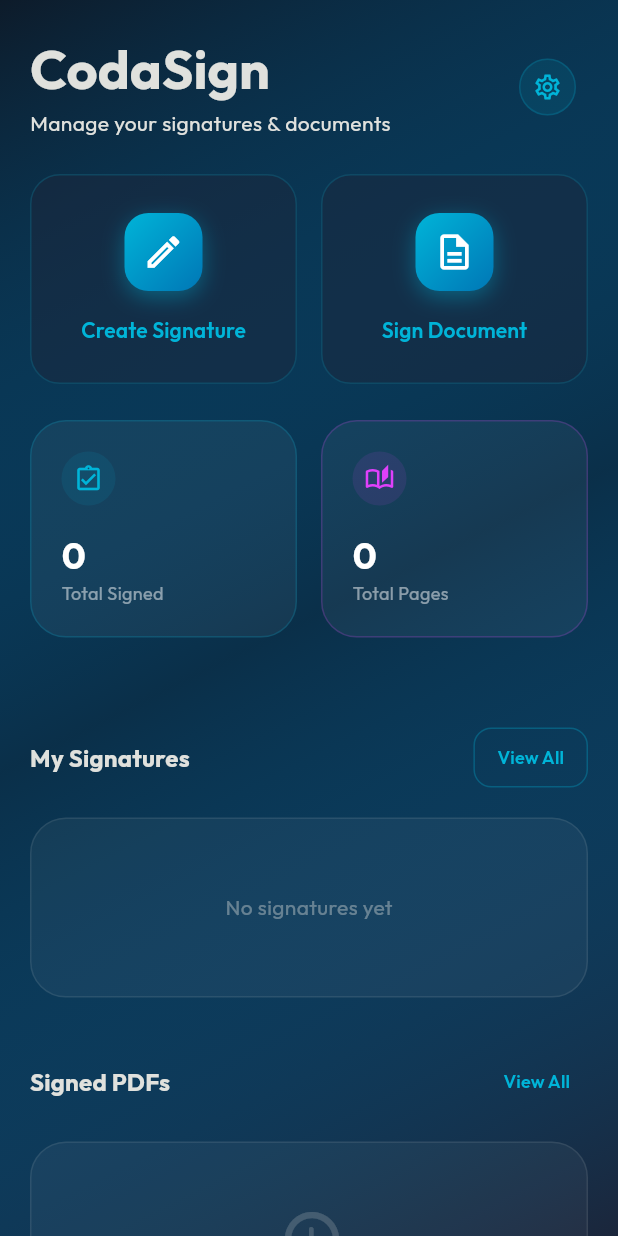
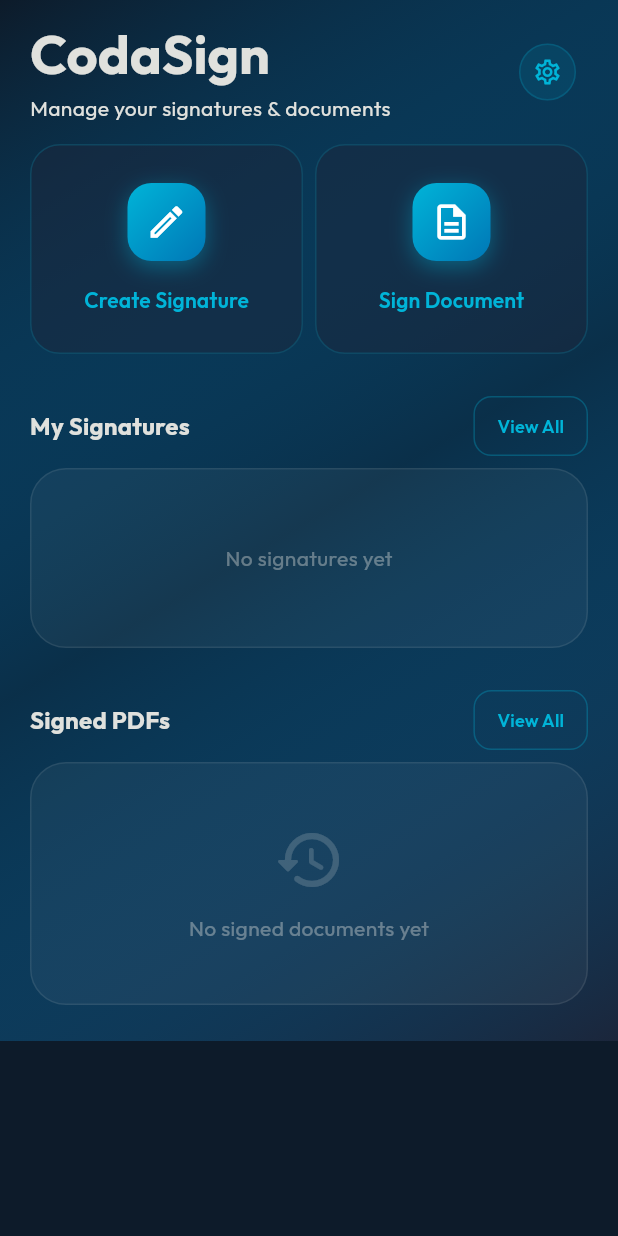
Before and after one commit to nabilban/codasign, a Flutter app: the screen it shows after launch, on a phone screen of 412 x 824 dp. Run offline on Flutter 3.47's test engine with Material 3 defaults, Android fonts, the phone set to English and light mode, and no system bars; our stand-ins replace bloc, dartz, file_picker, flutter_bloc, freezed_annotation, get_it and 3 more; missing offline and left inert: flutter_hsvcolor_picker, syncfusion_flutter_pdf, syncfusion_flutter_pdfviewer; generated files the repository leaves out were written again.

Commit message:
feat: Improve document display on home and library pages, including moving statistics and enhancing view all functionality.

```diff
--- a/lib/app/features/home/pages/home_page.dart
+++ b/lib/app/features/home/pages/home_page.dart
@@ -43,7 +43,6 @@ class HomePage extends StatelessWidget {
                 children: [
                   HeaderSection(),
                   QuickActionsSection(),
-                  StatsSection(),
                   SignaturesSection(),
                   DocumentsSection(),
                   SizedBox(height: 24),
--- a/lib/app/features/home/widgets/home_bottom_widgets.dart
+++ b/lib/app/features/home/widgets/home_bottom_widgets.dart
@@ -23,7 +23,10 @@ class StatsSection extends StatelessWidget {
     return BlocBuilder<SignedDocumentsCubit, SignedDocumentsState>(
       builder: (context, state) {
         final totalSigned = state.documents.length;
-        final totalPages = state.documents.length * 2;
+        final totalPages = state.documents.fold<int>(
+          0,
+          (sum, doc) => sum + doc.pageCount,
+        );
 
         return Padding(
           padding: const EdgeInsets.symmetric(vertical: 24),
@@ -118,7 +121,7 @@ class SignaturesSection extends StatelessWidget {
     return Column(
       crossAxisAlignment: CrossAxisAlignment.start,
       children: [
-        const SizedBox(height: 32),
+        const SizedBox(height: 24),
         Row(
           mainAxisAlignment: MainAxisAlignment.spaceBetween,
           children: [
@@ -162,7 +165,7 @@ class SignaturesSection extends StatelessWidget {
             ),
           ],
         ),
-        const SizedBox(height: 16),
+        const SizedBox(height: 4),
         BlocBuilder<SavedSignaturesCubit, SavedSignaturesState>(
           builder: (context, state) {
             if (state.isLoading) {
@@ -228,7 +231,7 @@ class _HomeSignatureCard extends StatelessWidget {
       onTap: () => SignaturePreviewDialog.show(context, signature),
       child: Container(
         width: 140,
-        margin: const EdgeInsets.only(right: 16),
+        margin: const EdgeInsets.only(right: 8),
         padding: const EdgeInsets.all(12),
         decoration: BoxDecoration(
           color: AppColors.surfaceAlpha,
@@ -283,7 +286,7 @@ class DocumentsSection extends StatelessWidget {
     return Column(
       crossAxisAlignment: CrossAxisAlignment.start,
       children: [
-        const SizedBox(height: 32),
+        const SizedBox(height: 24),
         Row(
           mainAxisAlignment: MainAxisAlignment.spaceBetween,
           children: [
@@ -294,19 +297,17 @@ class DocumentsSection extends StatelessWidget {
                 color: theme.colorScheme.onSurface,
               ),
             ),
-            TextButton(
-              onPressed: () {
-                final cubit = context.read<SignedDocumentsCubit>();
-                Navigator.push(
-                  context,
-                  MaterialPageRoute<void>(
-                    builder: (context) => BlocProvider.value(
-                      value: cubit,
-                      child: const SignedDocumentsLibraryPage(),
+            OutlinedButton(
+              onPressed: () => _navigateToLibrary(context),
+              style: OutlinedButton.styleFrom(
+                side: BorderSide(
+                  color: theme.colorScheme.primary.withValues(alpha: 0.3),
                 ),
+                shape: RoundedRectangleBorder(
+                  borderRadius: BorderRadius.circular(12),
                 ),
-                );
-              },
+                padding: const EdgeInsets.symmetric(horizontal: 16),
+              ),
               child: Text(
                 'View All',
                 style: TextStyle(
@@ -318,7 +319,7 @@ class DocumentsSection extends StatelessWidget {
             ),
           ],
         ),
-        const SizedBox(height: 16),
+        const SizedBox(height: 4),
         BlocBuilder<SignedDocumentsCubit, SignedDocumentsState>(
           builder: (context, state) {
             if (state.isLoading) {
@@ -329,20 +330,84 @@ class DocumentsSection extends StatelessWidget {
               return _buildDocEmptyState(context);
             }
 
-            return ListView.separated(
+            final totalCount = state.documents.length;
+            const maxVisible = 3;
+            final visibleCount = totalCount > maxVisible
+                ? maxVisible
+                : totalCount;
+            final remainingCount = totalCount - visibleCount;
+
+            return Column(
+              children: [
+                ListView.separated(
                   shrinkWrap: true,
                   physics: const NeverScrollableScrollPhysics(),
-              itemCount: state.documents.length > 3
-                  ? 3
-                  : state.documents.length,
-              separatorBuilder: (context, index) => const SizedBox(height: 12),
+                  itemCount: visibleCount,
+                  separatorBuilder: (context, index) =>
+                      const SizedBox(height: 8),
                   itemBuilder: (context, index) {
-                return _SignedDocumentCard(document: state.documents[index]);
+                    return _SignedDocumentCard(
+                      document: state.documents[index],
+                    );
                   },
+                ),
+                if (remainingCount > 0) ...[
+                  const SizedBox(height: 8),
+                  GestureDetector(
+                    onTap: () => _navigateToLibrary(context),
+                    child: Container(
+                      width: double.infinity,
+                      padding: const EdgeInsets.symmetric(
+                        vertical: 14,
+                      ),
+                      decoration: BoxDecoration(
+                        color: AppColors.surfaceAlpha,
+                        borderRadius: BorderRadius.circular(16),
+                        border: Border.all(
+                          color: theme.colorScheme.primary.withValues(
+                            alpha: 0.2,
+                          ),
+                        ),
+                      ),
+                      child: Row(
+                        mainAxisAlignment: MainAxisAlignment.center,
+                        children: [
+                          Icon(
+                            Icons.add_rounded,
+                            color: theme.colorScheme.primary,
+                            size: 18,
+                          ),
+                          const SizedBox(width: 6),
+                          Text(
+                            '$remainingCount more entries',
+                            style: theme.textTheme.labelMedium?.copyWith(
+                              color: theme.colorScheme.primary,
+                              fontWeight: FontWeight.w600,
+                            ),
+                          ),
+                        ],
+                      ),
+                    ),
+                  ),
+                ],
+              ],
             );
           },
         ),
       ],
+    );
+  }
+
+  void _navigateToLibrary(BuildContext context) {
+    final cubit = context.read<SignedDocumentsCubit>();
+    Navigator.push(
+      context,
+      MaterialPageRoute<void>(
+        builder: (context) => BlocProvider.value(
+          value: cubit,
+          child: const SignedDocumentsLibraryPage(),
+        ),
+      ),
     );
   }
 
@@ -399,24 +464,36 @@ class _SignedDocumentCard extends StatelessWidget {
       child: Container(
         padding: const EdgeInsets.all(16),
         decoration: BoxDecoration(
-          color: Colors.white.withValues(alpha: 0.05),
+          color: AppColors.surfaceAlpha,
           borderRadius: BorderRadius.circular(20),
           border: Border.all(
-            color: Colors.white.withValues(alpha: 0.1),
+            color: theme.colorScheme.primary.withValues(alpha: 0.15),
           ),
         ),
         child: Row(
           children: [
+            // Gradient icon matching QuickActionCard style
             Container(
-              padding: const EdgeInsets.all(12),
+              padding: const EdgeInsets.all(10),
               decoration: BoxDecoration(
-                color: AppColors.primary.withValues(alpha: 0.1),
+                gradient: const LinearGradient(
+                  begin: Alignment.topLeft,
+                  end: Alignment.bottomRight,
+                  colors: [AppColors.primary, AppColors.secondary],
+                ),
                 borderRadius: BorderRadius.circular(12),
+                boxShadow: [
+                  BoxShadow(
+                    color: theme.colorScheme.primary.withValues(alpha: 0.3),
+                    blurRadius: 8,
+                    offset: const Offset(0, 3),
                   ),
-              child: const Icon(
+                ],
+              ),
+              child: Icon(
                 Icons.description_rounded,
-                color: AppColors.primary,
-                size: 24,
+                color: theme.colorScheme.onPrimary,
+                size: 22,
               ),
             ),
             const SizedBox(width: 16),
@@ -428,7 +505,7 @@ class _SignedDocumentCard extends StatelessWidget {
                     document.name,
                     style: theme.textTheme.titleSmall?.copyWith(
                       fontWeight: FontWeight.bold,
-                      color: Colors.white,
+                      color: theme.colorScheme.onSurface,
                     ),
                     maxLines: 1,
                     overflow: TextOverflow.ellipsis,
@@ -436,26 +513,27 @@ class _SignedDocumentCard extends StatelessWidget {
                   const SizedBox(height: 4),
                   Text(
                     'Signed on $dateStr',
-                    style: TextStyle(
-                      color: Colors.white.withValues(alpha: 0.5),
-                      fontSize: 12,
+                    style: theme.textTheme.bodySmall?.copyWith(
+                      color: theme.colorScheme.onSurface.withValues(alpha: 0.5),
                     ),
                   ),
                 ],
               ),
             ),
             Row(
+              mainAxisSize: MainAxisSize.min,
               children: [
                 IconButton(
                   onPressed: () {
                     final file = XFile(document.path);
-                    Share.shareXFiles([
-                      file,
-                    ], text: 'Signed Document: ${document.name}');
+                    Share.shareXFiles(
+                      [file],
+                      text: 'Signed Document: ${document.name}',
+                    );
                   },
-                  icon: const Icon(
+                  icon: Icon(
                     Icons.share_outlined,
-                    color: Colors.white70,
+                    color: theme.colorScheme.primary,
                     size: 20,
                   ),
                   tooltip: 'Share',
@@ -466,9 +544,9 @@ class _SignedDocumentCard extends StatelessWidget {
                       document.id,
                     );
                   },
-                  icon: const Icon(
+                  icon: Icon(
                     Icons.delete_outline,
-                    color: Colors.redAccent,
+                    color: theme.colorScheme.primary.withValues(alpha: 0.7),
                     size: 20,
                   ),
                   tooltip: 'Delete',
--- a/lib/app/features/home/widgets/home_top_widgets.dart
+++ b/lib/app/features/home/widgets/home_top_widgets.dart
@@ -14,7 +14,7 @@ class HeaderSection extends StatelessWidget {
   Widget build(BuildContext context) {
     final theme = Theme.of(context);
     return Padding(
-      padding: const EdgeInsets.symmetric(vertical: 24),
+      padding: const EdgeInsets.symmetric(vertical: 14),
       child: Row(
         mainAxisAlignment: MainAxisAlignment.spaceBetween,
         children: [
@@ -153,7 +153,7 @@ class QuickActionsSection extends StatelessWidget {
             );
           },
         ),
-        const SizedBox(width: 16),
+        const SizedBox(width: 8),
         QuickActionCard(
           icon: Icons.description_outlined,
           title: 'Sign Document',
```
Also changed, not shown: lib/app/features/document/pages/signed_documents_library_page.dart (+25 -6 lines). Lines whose indentation alone changed are shown as unchanged.
